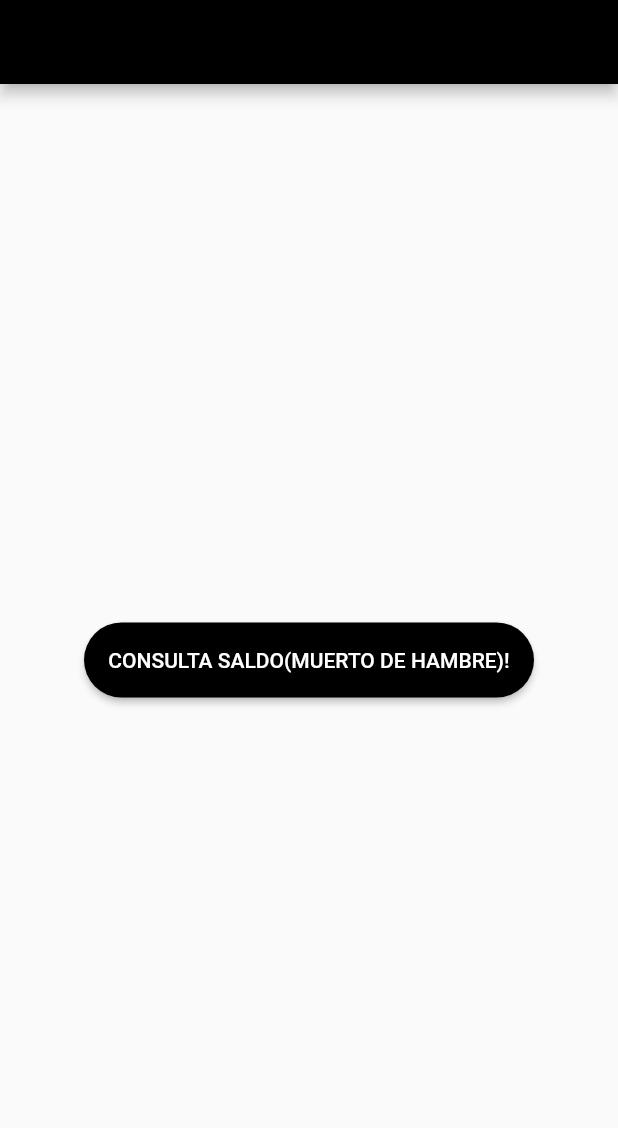
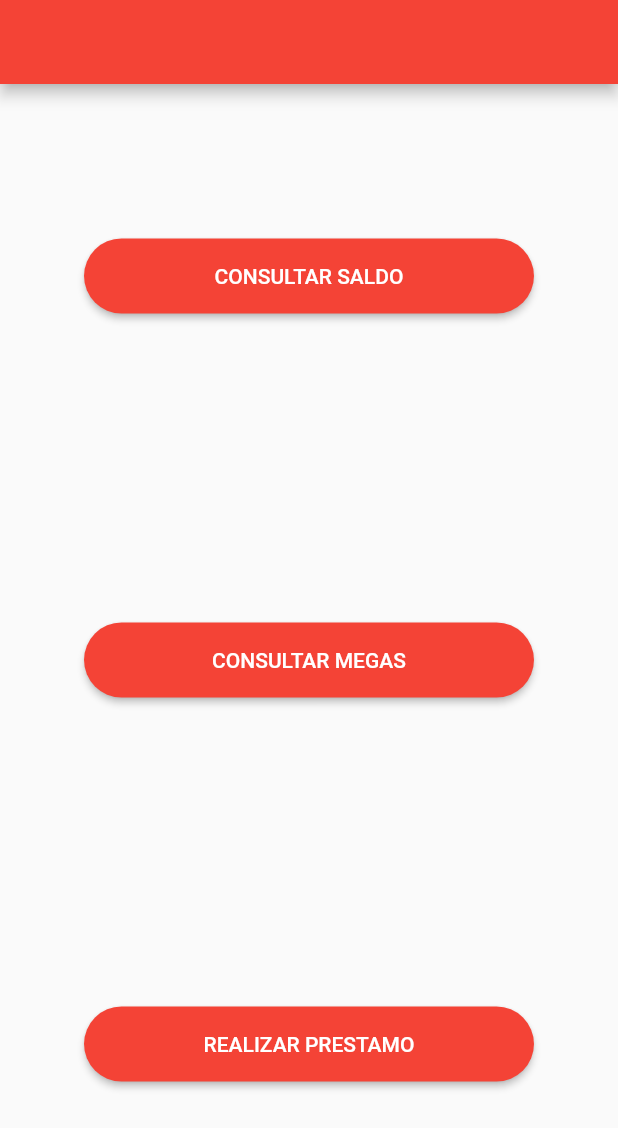
Before and after one commit to lukgutierrez/Clarito-, a Flutter app: the screen it shows after launch, on a phone screen of 412 x 824 dp. Shown: the top 1128 px of the screen. Run offline on Flutter 3.47's test engine with Material 2 defaults, Android fonts, the phone set to English and light mode, and no system bars; drawn by our look-alikes of rounded_loading_button; missing offline and left inert: flutter_phone_direct_caller.

Commit message:
version_1.0

```diff
--- a/lib/Home_Page.dart
+++ b/lib/Home_Page.dart
@@ -18,22 +18,44 @@ class _HomePageState extends State<HomePage> {
   Widget build(BuildContext context) {
     return Scaffold(
       appBar: AppBar(
-        backgroundColor: Colors.black,
+        backgroundColor: Colors.red,
       ),
       body: Column(
-        mainAxisAlignment: MainAxisAlignment.center,
+        mainAxisAlignment: MainAxisAlignment.spaceAround,
         children: [
           RoundedLoadingButton(
-            color: Colors.black,
+            color: Colors.red,
             resetDuration: Duration(seconds: 5),
             resetAfterDuration: true,
-            child: Text('CONSULTA SALDO(MUERTO DE HAMBRE)!',
-                style: TextStyle(color: Colors.white)),
+            child:
+                Text('CONSULTAR SALDO', style: TextStyle(color: Colors.white)),
             controller: _btnController,
             onPressed: () {
               _BalanceConsult();
             },
-          )
+          ),
+          RoundedLoadingButton(
+            color: Colors.red,
+            resetDuration: Duration(seconds: 5),
+            resetAfterDuration: true,
+            child:
+                Text('CONSULTAR MEGAS', style: TextStyle(color: Colors.white)),
+            controller: _btnController,
+            onPressed: () {
+              _BalanceConsult1();
+            },
+          ),
+          RoundedLoadingButton(
+            color: Colors.red,
+            resetDuration: Duration(seconds: 5),
+            resetAfterDuration: true,
+            child: Text('REALIZAR PRESTAMO',
+                style: TextStyle(color: Colors.white)),
+            controller: _btnController,
+            onPressed: () {
+              _BalanceConsult2();
+            },
+          ),
         ],
       ),
     );
@@ -44,3 +66,18 @@ _BalanceConsult() async {
   String number = "*611*1*1#";
   await FlutterPhoneDirectCaller.callNumber(number);
 }
+
+_BalanceConsult1() async {
+  String number = "*611*1*1*1#";
+  await FlutterPhoneDirectCaller.callNumber(number);
+}
+
+_BalanceConsult2() async {
+  String number = "*611*3#";
+  await FlutterPhoneDirectCaller.callNumber(number);
+}
+
+_BalanceConsult3() async {
+  String number = "*611*1*1#";
+  await FlutterPhoneDirectCaller.callNumber(number);
+}
```
Also changed, not shown: pubspec.lock.
